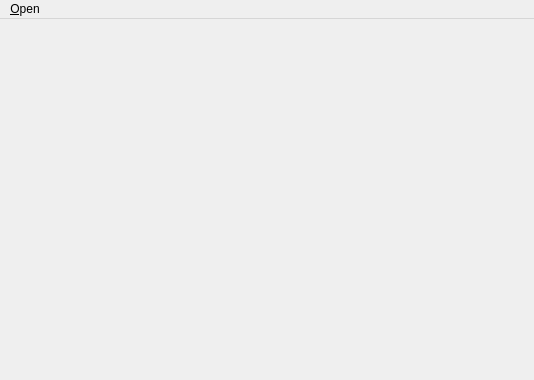
First picture: the form in src/form/MainWindow.ui, repository fatenguettat/lucy-theater-light, before the edit.
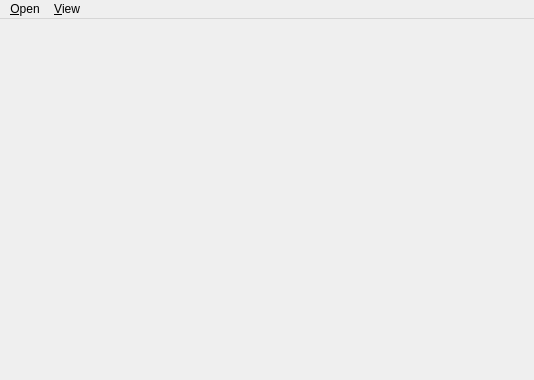
Second picture: the form after the edit.

What changed in the file:
```diff
--- a/src/form/MainWindow.ui
+++ b/src/form/MainWindow.ui
@@ -32,7 +32,14 @@
     <addaction name="action_open_plant_file"/>
     <addaction name="action_re_open_last_plant"/>
    </widget>
+   <widget class="QMenu" name="menu_View">
+    <property name="title">
+     <string>&amp;View</string>
+    </property>
+    <addaction name="actionView_log"/>
+   </widget>
    <addaction name="menu_Open"/>
+   <addaction name="menu_View"/>
   </widget>
   <action name="action_open_plant_file">
    <property name="text">
```
Left out of the diff: 5 changed lines with no effect on the pictures.
